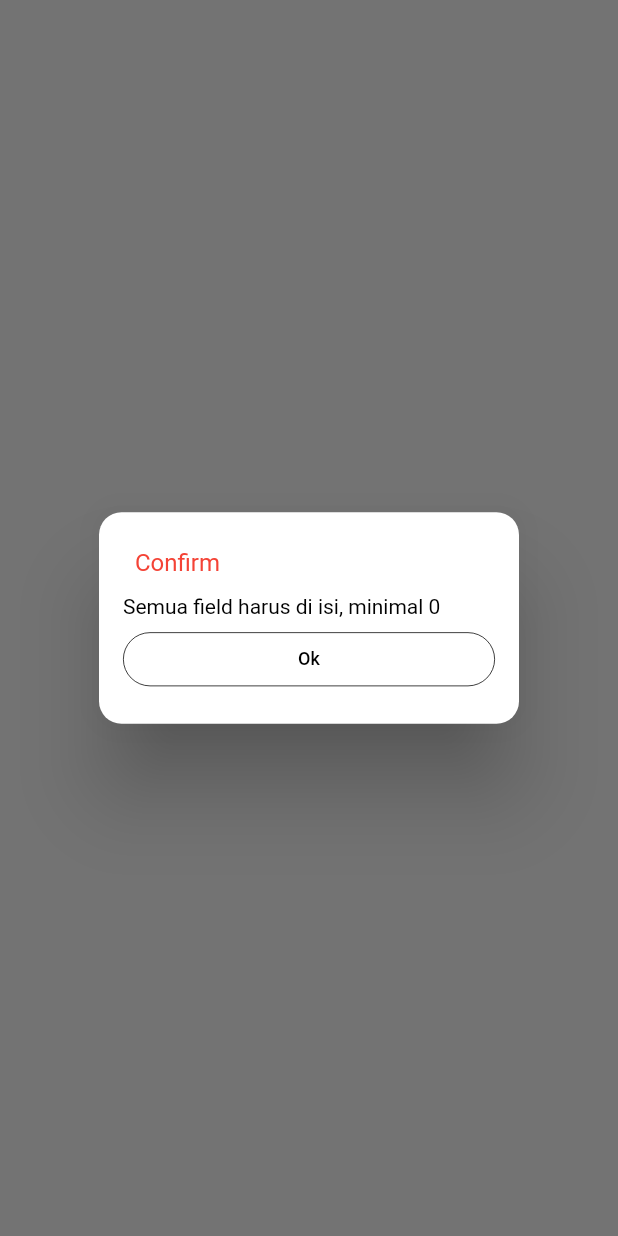
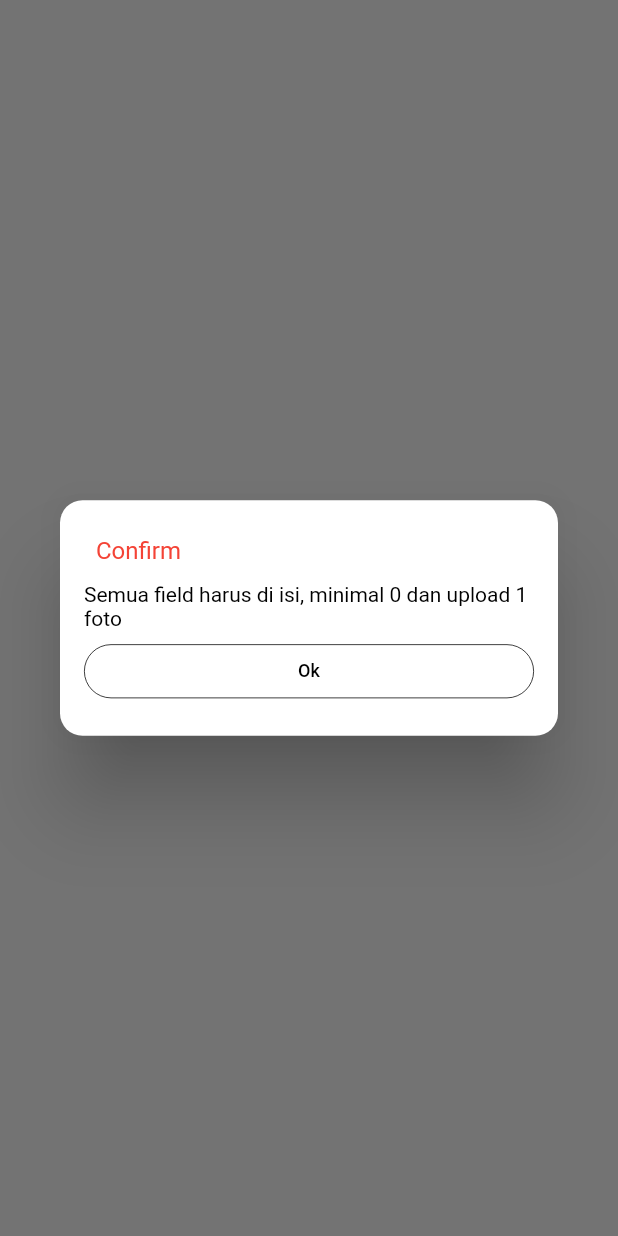
Before and after one commit to tegezc/hero-apps, a Flutter app: what confirmHarusDiisi() shows on an empty page, opened directly, on a phone screen of 412 x 824 dp. Run offline on Flutter 3.47's test engine with Material 2 defaults, Android fonts, the phone set to English and light mode, and no system bars; our stand-ins replace better_player, camera, location, rxdart, shared_preferences, sqflite and 1 more; missing offline and left inert: background_locator, loading_animations, location_permissions; accounts and stored records are empty; network calls fail.

Commit message:
update: ubah pesan konfirmasi ketika submit merchandising

```diff
--- a/lib/modulapp/camera/loadingview.dart
+++ b/lib/modulapp/camera/loadingview.dart
@@ -119,8 +119,7 @@ class TgzDialog {
                 Padding(
                   padding: const EdgeInsets.only(
                       right: 16.0, left: 16.0, bottom: 3.0),
-                  child:
-                      LabelBlack.size2('Semua field harus di isi, minimal 0'),
+                  child: LabelBlack.size2('Semua field harus di isi, minimal 0 dan upload 1 foto'),
                 ),
                 Padding(
                   padding: const EdgeInsets.only(
```
